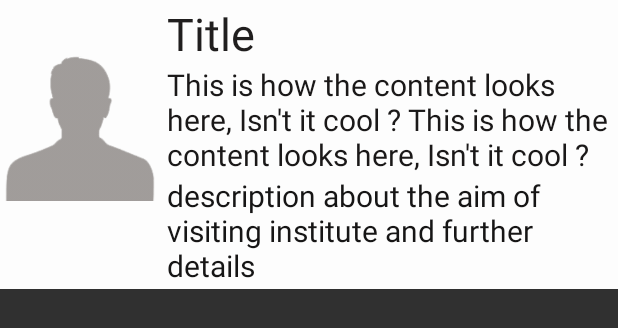
After one commit to tarun14110/Usecure, an Android app: the layout profile_list_node.xml on its own in the app's theme, with its tools: preview values and no code run, on a phone screen of 412 x 824 dp. The commit adds this screen. Shown: the top 328 px of the screen. Run offline under Robolectric (Android 15) with nearby library versions, the phone set to English and light mode, and no system bars.

Commit message:
search option for profile added

```diff
--- a/app/src/main/AndroidManifest.xml
+++ b/app/src/main/AndroidManifest.xml
@@ -62,7 +62,9 @@
             android:label="@string/title_activity_floating" />
         <activity
             android:name=".Main2Activity"
-            android:label="@string/title_activity_main2"></activity>
+            android:label="@string/title_activity_main2" />
+        <activity android:name=".security_request_search" />
+        <activity android:name=".single_item_search"></activity>
     </application>
 
 </manifest>
--- /dev/null
+++ b/app/src/main/res/layout/profile_list_node.xml
@@ -0,0 +1,51 @@
+<?xml version="1.0" encoding="utf-8"?>
+<RelativeLayout android:layout_width="match_parent"
+    android:layout_height="wrap_content"
+    xmlns:card_view="http://schemas.android.com/apk/res-auto"
+    android:background="#fdfdfd"
+    android:padding="2dp"
+    xmlns:android="http://schemas.android.com/apk/res/android">
+    <ImageView
+        android:id="@+id/image"
+        android:layout_width="100dp"
+        android:layout_height="150dp"
+        android:layout_alignParentLeft="true"
+        android:layout_alignParentTop="true"
+        android:layout_marginRight="8dp"
+        android:src="@drawable/pro"
+        android:layout_marginLeft="1dp"
+
+        />
+
+    <TextView
+        android:layout_width="wrap_content"
+        android:layout_height="wrap_content"
+        android:textAppearance="?android:attr/textAppearanceLarge"
+        android:text="Title"
+        android:id="@+id/name"
+        android:layout_toRightOf="@+id/image"
+        android:layout_alignParentTop="true"
+        android:textColor="#201e1e"
+        android:textSize="30sp"
+        />
+    <TextView
+        android:layout_width="wrap_content"
+        android:layout_height="wrap_content"
+        android:text="This is how the content looks here, Isn't it cool ? This is how the content looks here, Isn't it cool ?"
+        android:id="@+id/contact"
+        android:layout_toRightOf="@+id/image"
+        android:textColor="#1a1818"
+        android:textSize="20sp"
+        android:layout_below="@+id/name"
+        />
+    <TextView
+        android:layout_width="wrap_content"
+        android:layout_height="wrap_content"
+        android:text="description about the aim of visiting institute and further details"
+        android:id="@+id/address"
+        android:layout_toRightOf="@+id/image"
+        android:textColor="#161515"
+        android:textSize="20sp"
+        android:layout_below="@+id/contact"
+        />
+</RelativeLayout>
--- a/app/src/main/res/menu/menu_main.xml
+++ b/app/src/main/res/menu/menu_main.xml
@@ -15,4 +15,5 @@
         android:orderInCategory="100"
         android:title="@string/action_logout"
         app:showAsAction="never" />
+
 </menu>
--- a/build.gradle
+++ b/build.gradle
@@ -5,7 +5,7 @@ buildscript {
         jcenter()
     }
     dependencies {
-        classpath 'com.android.tools.build:gradle:2.2.1'
+        classpath 'com.android.tools.build:gradle:2.2.2'
         //classpath 'com.android.tools.build:gradle:2.2.0-rc1'
         classpath 'com.google.gms:google-services:3.0.0'
         // NOTE: Do not place your application dependencies here; they belong
```
Also changed, not shown: app/build.gradle (+10 -8 lines), app/src/main/java/com/rocks/mafia/entrancesecurity/SecurityMainActivity.java (+20 -0 lines), app/src/main/java/com/rocks/mafia/entrancesecurity/SecurityRequestFragment.java (+23 -13 lines), app/src/main/java/com/rocks/mafia/entrancesecurity/profile_node.java (added, +41 -0 lines), app/src/main/java/com/rocks/mafia/entrancesecurity/security_request_search.java (added, +196 -0 lines), app/src/main/java/com/rocks/mafia/entrancesecurity/single_item_search.java (added, +49 -0 lines), app/src/main/res/layout/activity_security_request_search.xml (added, +30 -0 lines), app/src/main/res/layout/activity_single_item_search.xml (renamed from app/src/main/res/layout/content_profile.xml, +1 -22 lines), app/src/main/res/layout/security_activity_main.xml (+9 -0 lines), app/src/main/res/layout/security_request_layout.xml (+2 -10 lines), app/src/main/res/menu/menu_search.xml (added, +11 -0 lines).
